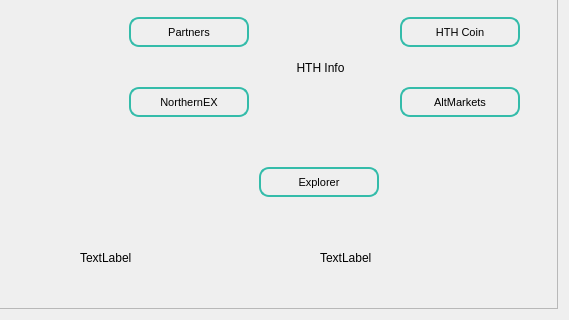
HTHcoin/helpthehomelesscoin, file src/qt/forms/overviewpage.ui: the form before one commit; both pictures show x 431 to 1000 and y 394 to 714 of the 1000 by 714 pixel window.
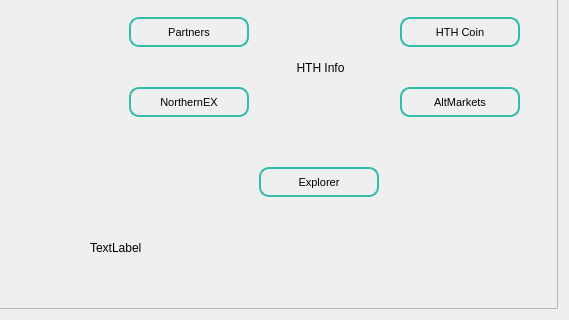
The form after the commit.

```diff
--- a/src/qt/forms/overviewpage.ui
+++ b/src/qt/forms/overviewpage.ui
@@ -1084,24 +1084,11 @@
        <set>Qt::AlignCenter</set>
       </property>
      </widget>
-     <widget class="QLabel" name="labelCurrentMarket">
-      <property name="geometry">
-       <rect>
-        <x>500</x>
-        <y>630</y>
-        <width>111</width>
-        <height>21</height>
-       </rect>
-      </property>
-      <property name="text">
-       <string>TextLabel</string>
-      </property>
-     </widget>
      <widget class="QLabel" name="labelCurrentPrice">
       <property name="geometry">
        <rect>
-        <x>740</x>
-        <y>630</y>
+        <x>510</x>
+        <y>620</y>
         <width>111</width>
         <height>21</height>
        </rect>
```
